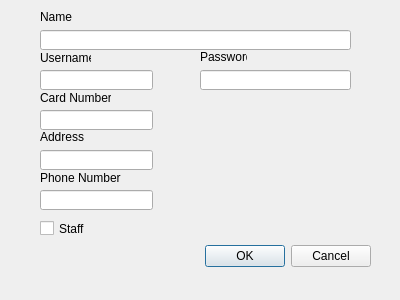
Alex-BusNet/LibraryManagement, file LibraryManagement/edituser.ui: the form before one commit.
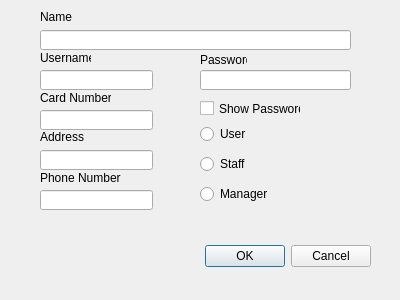
The form after the commit.

Commit message: Added Functionality to see books that have been retired from the master list and restore them back. Also improved the Add/Edit user and book functionality and added confirmation popup dialog to remove user and remove book. Improved active button functionality for when reserve book, remove book, edit book, edit user, and remove user are active. Changed ISBN to QString (was long long int) rewrote search function to accommodate the change from long long int to QString.

The edit to the form file:
```diff
--- a/LibraryManagement/edituser.ui
+++ b/LibraryManagement/edituser.ui
@@ -59,19 +59,6 @@
     </rect>
    </property>
   </widget>
-  <widget class="QCheckBox" name="staffCB">
-   <property name="geometry">
-    <rect>
-     <x>40</x>
-     <y>220</y>
-     <width>70</width>
-     <height>17</height>
-    </rect>
-   </property>
-   <property name="text">
-    <string>Staff</string>
-   </property>
-  </widget>
   <widget class="QLabel" name="label">
    <property name="geometry">
     <rect>
@@ -171,7 +158,7 @@
    <property name="geometry">
     <rect>
      <x>200</x>
-     <y>50</y>
+     <y>53</y>
      <width>47</width>
      <height>13</height>
     </rect>
@@ -180,6 +167,52 @@
     <string>Password</string>
    </property>
   </widget>
+  <widget class="QCheckBox" name="checkBox">
+   <property name="geometry">
+    <rect>
+     <x>200</x>
+     <y>100</y>
+     <width>101</width>
+     <height>17</height>
+    </rect>
+   </property>
+   <property name="text">
+    <string>Show Password</string>
+   </property>
+  </widget>
+  <widget class="QWidget" name="horizontalLayoutWidget">
+   <property name="geometry">
+    <rect>
+     <x>200</x>
+     <y>120</y>
+     <width>67</width>
+     <height>91</height>
+    </rect>
+   </property>
+   <layout class="QVBoxLayout" name="verticalLayout">
+    <item>
+     <widget class="QRadioButton" name="userRB">
+      <property name="text">
+       <string>User</string>
+      </property>
+     </widget>
+    </item>
+    <item>
+     <widget class="QRadioButton" name="staffRB">
+      <property name="text">
+       <string>Staff</string>
+      </property>
+     </widget>
+    </item>
+    <item>
+     <widget class="QRadioButton" name="managerRB">
+      <property name="text">
+       <string>Manager</string>
+      </property>
+     </widget>
+    </item>
+   </layout>
+  </widget>
  </widget>
  <resources/>
  <connections>
```
The commit also changes 15 other files.
